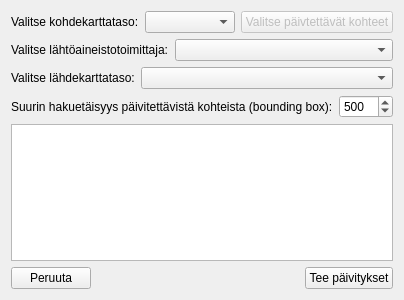
The window that yleiskaava_dialog_add_source_data_links.ui (ernoma/yleiskaava) describes before a commit, drawn with Qt 5.
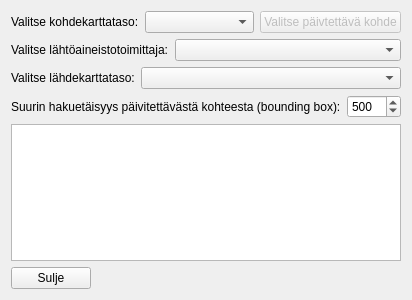
The same window after the commit.

```diff
--- a/yleiskaava_dialog_add_source_data_links.ui
+++ b/yleiskaava_dialog_add_source_data_links.ui
@@ -39,7 +39,7 @@
         <bool>false</bool>
        </property>
        <property name="text">
-        <string>Valitse päivtettävät kohteet</string>
+        <string>Valitse päivtettävä kohde</string>
        </property>
       </widget>
      </item>
@@ -92,7 +92,7 @@
      <item>
       <widget class="QLabel" name="label_4">
        <property name="text">
-        <string>Suurin hakuetäisyys päivitettävistä kohteista (bounding box):</string>
+        <string>Suurin hakuetäisyys päivitettävästä kohteesta (bounding box):</string>
        </property>
       </widget>
      </item>
@@ -125,7 +125,7 @@
      <item>
       <widget class="QPushButton" name="pushButtonCancel">
        <property name="text">
-        <string>Peruuta</string>
+        <string>Sulje</string>
        </property>
       </widget>
      </item>
@@ -142,13 +142,6 @@
        </property>
       </spacer>
      </item>
-     <item>
-      <widget class="QPushButton" name="pushButtonUpdateFeatures">
-       <property name="text">
-        <string>Tee päivitykset</string>
-       </property>
-      </widget>
-     </item>
     </layout>
    </item>
   </layout>
```
